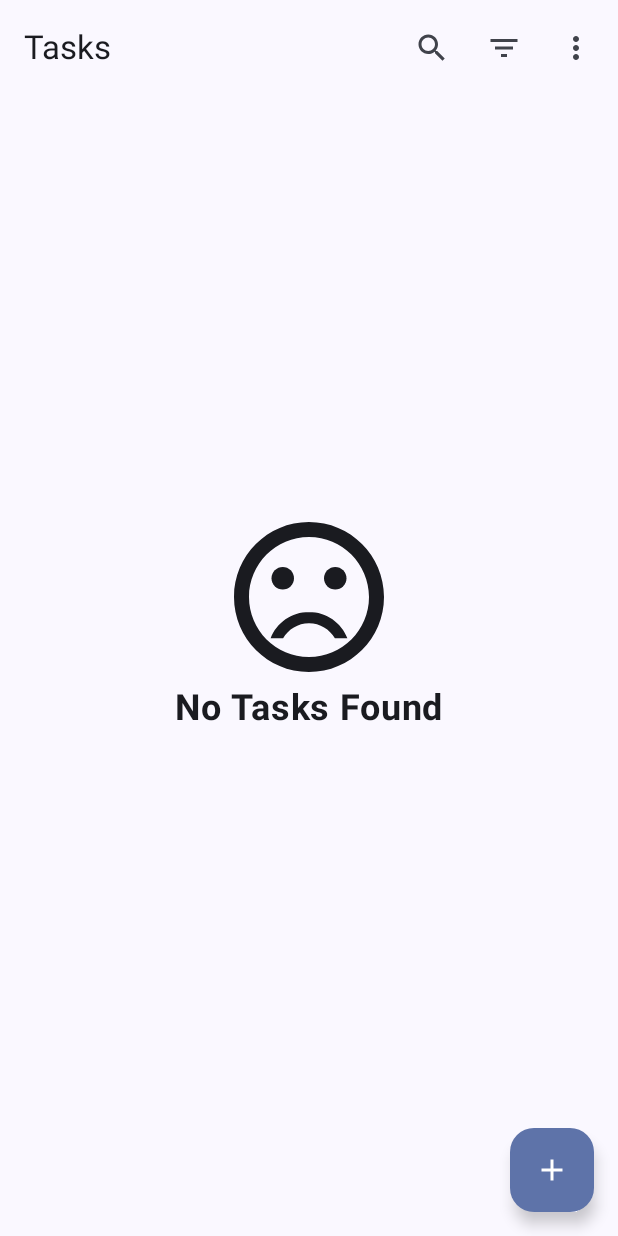
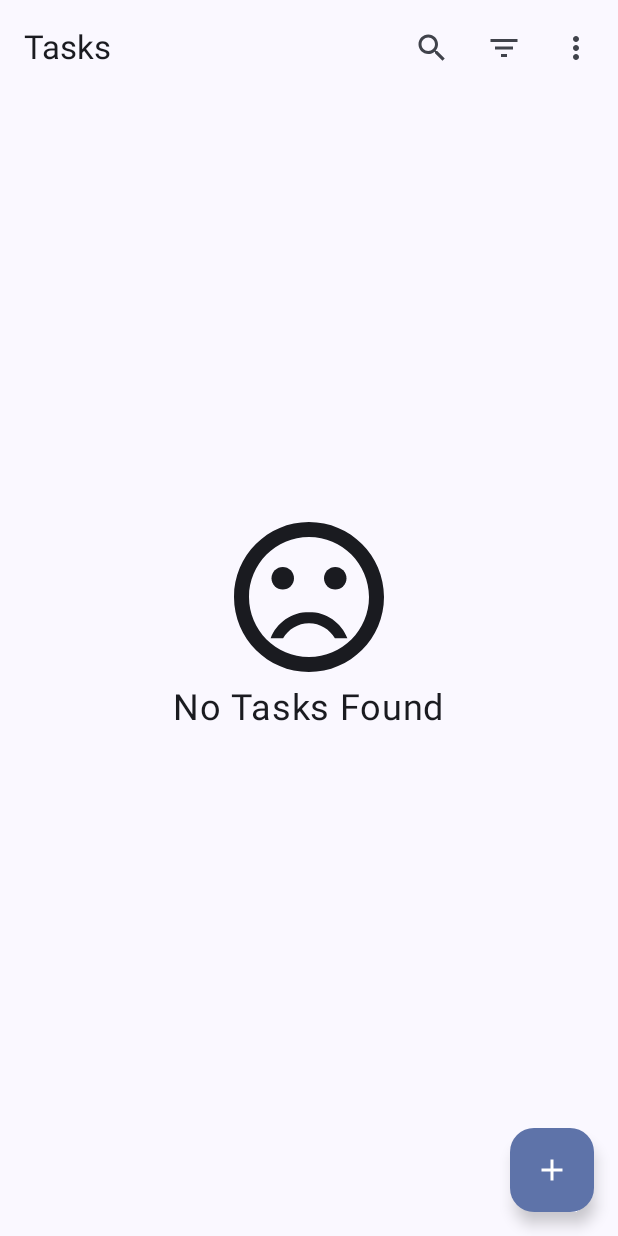
Before and after one commit to gonexwind/todo, an Android app built with Jetpack Compose: the composable ListScreen shown on its own in the app's theme, on a phone screen of 412 x 824 dp. Run offline under Robolectric (Android 15) with nearby library versions, the phone set to English and light mode, and no system bars; our stand-ins replace Dagger/Hilt's generated code.

```diff
--- a/app/src/main/java/com/gonexwind/todo/ui/screen/list/EmptyContent.kt
+++ b/app/src/main/java/com/gonexwind/todo/ui/screen/list/EmptyContent.kt
@@ -30,7 +30,6 @@ fun EmptyContent() {
         )
         Text(
             stringResource(R.string.empty_content),
-            fontWeight = FontWeight.Bold,
             fontSize = MaterialTheme.typography.headlineSmall.fontSize,
         )
     }
--- a/app/src/main/java/com/gonexwind/todo/ui/screen/list/ListAppBar.kt
+++ b/app/src/main/java/com/gonexwind/todo/ui/screen/list/ListAppBar.kt
@@ -17,6 +17,7 @@ import androidx.compose.ui.text.input.ImeAction
 import androidx.compose.ui.tooling.preview.Preview
 import com.gonexwind.todo.R
 import com.gonexwind.todo.data.model.Priority
+import com.gonexwind.todo.ui.components.DisplayAlertDialog
 import com.gonexwind.todo.ui.components.PriorityItem
 import com.gonexwind.todo.ui.theme.TOP_APP_BAR_HEIGHT
 import com.gonexwind.todo.ui.viewmodel.SharedViewModel
@@ -69,11 +70,21 @@ fun DefaultListAppBar(
 fun ListAppBarActions(
     onSearchClicked: () -> Unit,
     onSortClicked: (Priority) -> Unit,
-    onDeleteAllClicked: () -> Unit
+    onDeleteAllConfirm: () -> Unit
 ) {
+    var openDialog by remember { mutableStateOf(false) }
+
+    DisplayAlertDialog(
+        title = stringResource(R.string.delete_all_task),
+        message = stringResource(R.string.delete_all_task_confirmation),
+        openDialog = openDialog,
+        closeDialog = { openDialog = false },
+        onConfirmClicked = { onDeleteAllConfirm() }
+    )
+
     SearchAction(onSearchClicked)
     SortAction(onSortClicked)
-    DeleteAllAction(onDeleteAllClicked)
+    DeleteAllAction { openDialog = true }
 }
 
 @Composable
--- a/app/src/main/res/values/strings.xml
+++ b/app/src/main/res/values/strings.xml
@@ -20,4 +20,6 @@
     <string name="no">No</string>
     <string name="delete_task">Remove \'%1$s\'?</string>
     <string name="delete_task_confirmation">Are you sure?</string>
+    <string name="delete_all_task">Remove All Tasks?</string>
+    <string name="delete_all_task_confirmation">Are you sure to remove all tasks?\nThere are no going back after this action.</string>
 </resources>
```
